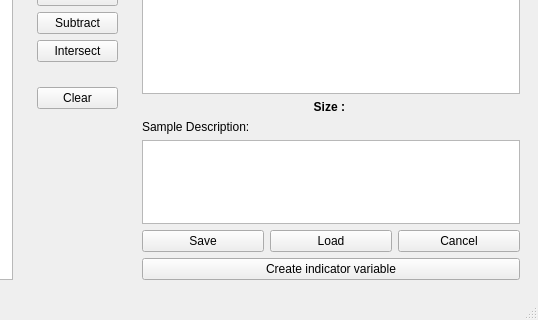
diego0020/braviz-app, file braviz/interaction/qt_guis/new_sample_screen.ui: the form before one commit; both pictures show x 383 to 921 and y 280 to 600 of the 921 by 600 pixel window.
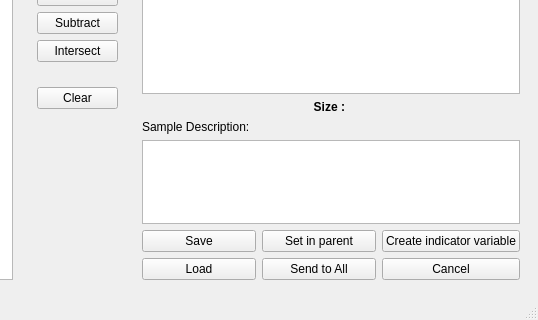
The form after the commit.

Commit message:
Created buttons in the sample selection dialogs for better dealing with temporal subsamples. It is necessary to connect them. Also facilities for listening for subsample changes in the parent need to be implemented.
Addresses #63

Patch:
```diff
--- a/braviz/interaction/qt_guis/new_sample_screen.ui
+++ b/braviz/interaction/qt_guis/new_sample_screen.ui
@@ -243,7 +243,7 @@
       <property name="frameShadow">
        <enum>QFrame::Raised</enum>
       </property>
-      <layout class="QVBoxLayout" name="verticalLayout_2" stretch="0,4,0,0,1,0,0">
+      <layout class="QVBoxLayout" name="verticalLayout_2" stretch="0,4,0,0,1,0">
        <item>
         <widget class="QLabel" name="label_2">
          <property name="text">
@@ -298,50 +298,61 @@
          <property name="frameShadow">
           <enum>QFrame::Raised</enum>
          </property>
-         <layout class="QHBoxLayout" name="horizontalLayout_2">
-          <property name="leftMargin">
+         <layout class="QGridLayout" name="gridLayout">
+          <property name="margin">
            <number>0</number>
           </property>
-          <property name="topMargin">
-           <number>0</number>
-          </property>
-          <property name="rightMargin">
-           <number>0</number>
-          </property>
-          <property name="bottomMargin">
-           <number>0</number>
-          </property>
-          <item>
+          <item row="1" column="0">
            <widget class="QPushButton" name="save_button">
             <property name="text">
              <string>Save</string>
             </property>
            </widget>
           </item>
-          <item>
+          <item row="2" column="0">
            <widget class="QPushButton" name="load_button">
             <property name="text">
              <string>Load</string>
             </property>
            </widget>
           </item>
-          <item>
+          <item row="1" column="5">
+           <widget class="QPushButton" name="create_ind_variable">
+            <property name="text">
+             <string>Create indicator variable</string>
+            </property>
+           </widget>
+          </item>
+          <item row="2" column="5">
            <widget class="QPushButton" name="cancel_button">
             <property name="text">
              <string>Cancel</string>
             </property>
            </widget>
           </item>
+          <item row="2" column="1">
+           <widget class="QPushButton" name="send_to_all">
+            <property name="toolTip">
+             <string>Send the current sample to all opened applications</string>
+            </property>
+            <property name="text">
+             <string>Send to All</string>
+            </property>
+           </widget>
+          </item>
+          <item row="1" column="1">
+           <widget class="QPushButton" name="set_in_parent">
+            <property name="toolTip">
+             <string>Set the current sample in the parent application</string>
+            </property>
+            <property name="text">
+             <string>Set in parent</string>
+            </property>
+           </widget>
+          </item>
          </layout>
         </widget>
        </item>
-       <item>
-        <widget class="QPushButton" name="create_ind_variable">
-         <property name="text">
-          <string>Create indicator variable</string>
-         </property>
-        </widget>
-       </item>
       </layout>
      </widget>
     </item>
```
Left out of the diff: 13 changed lines with no effect on the pictures. The commit also changes 9 other files.
